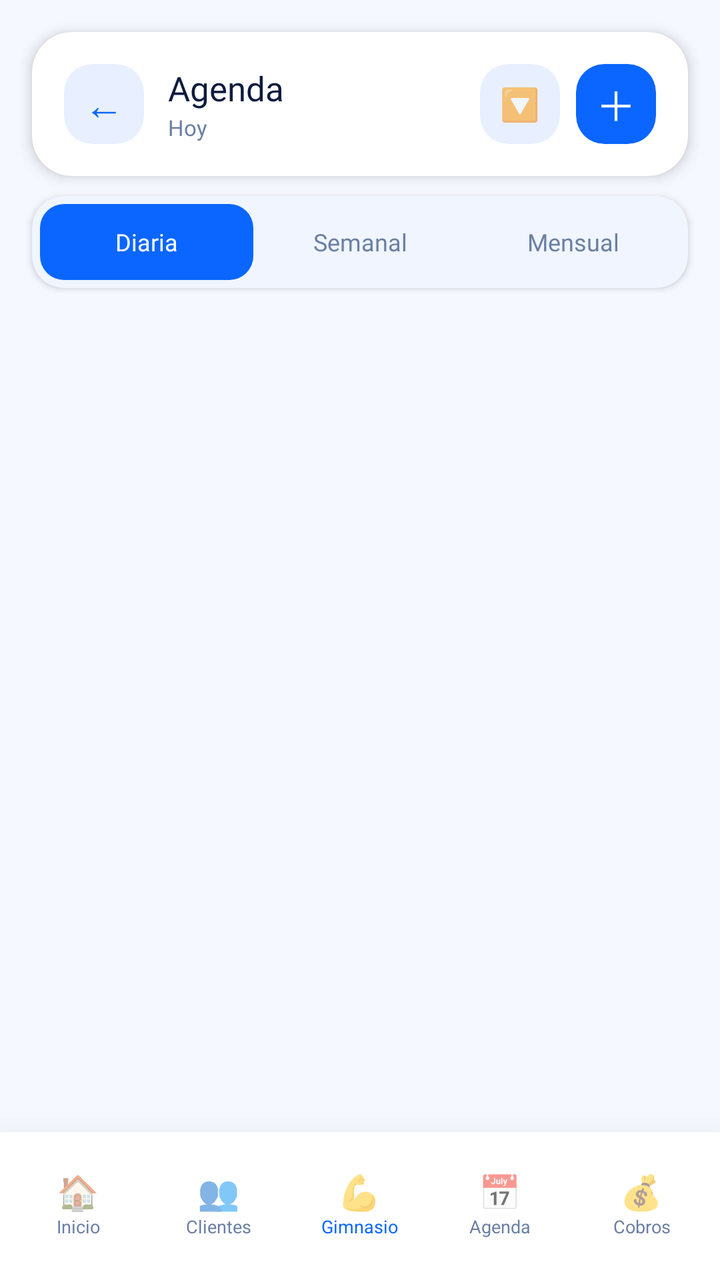
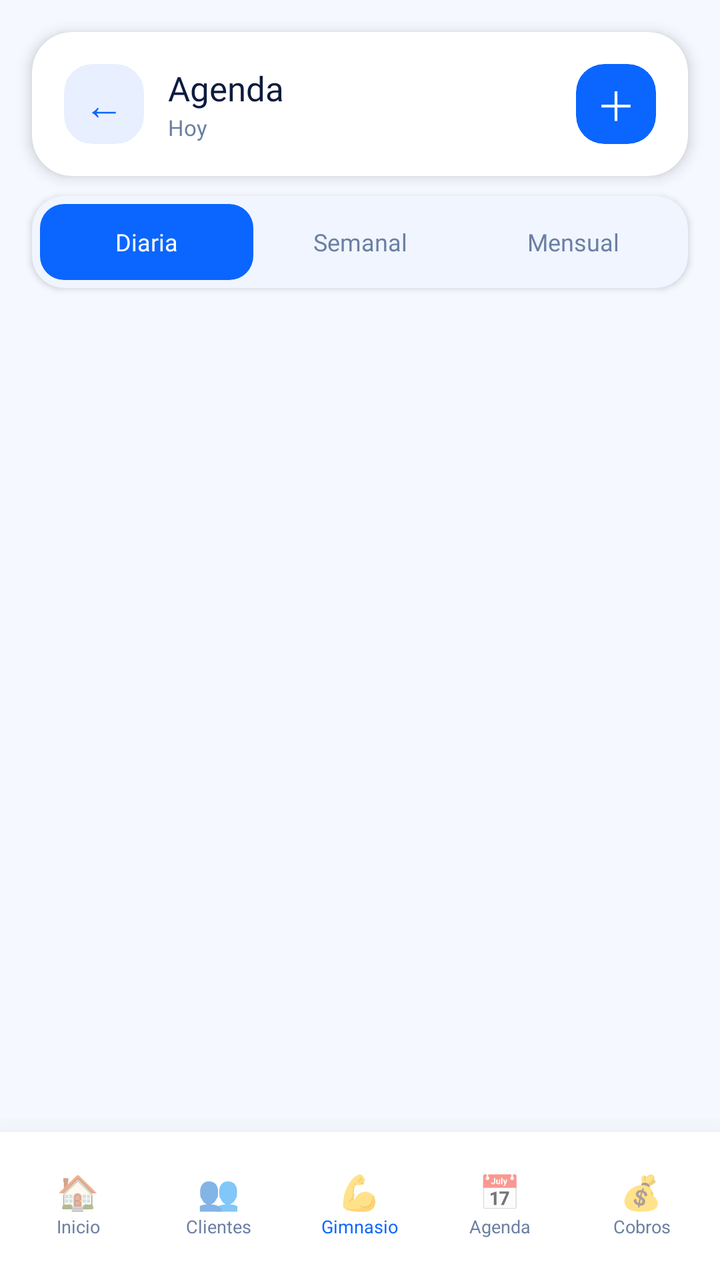

Two renders of the same Android screen: before a commit and after it. Below are the layout's source before the change and the commit's diff.
<!-- AndroidManifest.xml: application theme Theme.KauNatureApplication -->
<!-- res/layout/activity_agenda.xml -->
<?xml version="1.0" encoding="utf-8"?>
<androidx.coordinatorlayout.widget.CoordinatorLayout
    xmlns:android="http://schemas.android.com/apk/res/android"
    xmlns:app="http://schemas.android.com/apk/res-auto"
    android:layout_width="match_parent"
    android:layout_height="match_parent"
    android:background="@color/bg_main">

    <LinearLayout
        android:layout_width="match_parent"
        android:layout_height="match_parent"
        android:orientation="vertical">

        
        <androidx.cardview.widget.CardView
            android:layout_width="match_parent"
            android:layout_height="wrap_content"
            android:layout_marginStart="16dp"
            android:layout_marginEnd="16dp"
            android:layout_marginTop="16dp"
            android:layout_marginBottom="10dp"
            app:cardCornerRadius="20dp"
            app:cardElevation="4dp"
            app:cardBackgroundColor="@color/white">

            <LinearLayout
                android:layout_width="match_parent"
                android:layout_height="wrap_content"
                android:orientation="horizontal"
                android:padding="16dp"
                android:gravity="center_vertical">

                <androidx.cardview.widget.CardView
                    android:id="@+id/btnBack"
                    android:layout_width="40dp"
                    android:layout_height="40dp"
                    app:cardCornerRadius="14dp"
                    app:cardElevation="0dp"
                    app:cardBackgroundColor="@color/blue_pale"
                    android:layout_marginEnd="12dp">
                    <TextView
                        android:layout_width="match_parent"
                        android:layout_height="match_parent"
                        android:text="←"
                        android:textSize="20sp"
                        android:textColor="@color/accent_blue"
                        android:fontFamily="@font/outfit_bold"
                        android:gravity="center"/>
                </androidx.cardview.widget.CardView>

                <LinearLayout
                    android:layout_width="0dp"
                    android:layout_height="wrap_content"
                    android:layout_weight="1"
                    android:orientation="vertical">
                    <TextView
                        android:layout_width="wrap_content"
                        android:layout_height="wrap_content"
                        android:text="Agenda"
                        android:textSize="17sp"
                        android:textColor="@color/text_primary"
                        android:fontFamily="@font/outfit_bold"/>
                    <TextView
                        android:id="@+id/tvAgendaSubtitle"
                        android:layout_width="wrap_content"
                        android:layout_height="wrap_content"
                        android:text="Hoy"
                        android:textSize="11sp"
                        android:textColor="@color/text_muted"
                        android:fontFamily="@font/outfit_regular"
                        android:layout_marginTop="1dp"/>
                </LinearLayout>

                
                <androidx.cardview.widget.CardView
                    android:id="@+id/btnFiltroServicio"
                    android:layout_width="40dp"
                    android:layout_height="40dp"
                    app:cardCornerRadius="14dp"
                    app:cardElevation="0dp"
                    app:cardBackgroundColor="@color/blue_pale"
                    android:layout_marginEnd="8dp">
                    <TextView
                        android:layout_width="match_parent"
                        android:layout_height="match_parent"
                        android:text="🔽"
                        android:textSize="16sp"
                        android:gravity="center"/>
                </androidx.cardview.widget.CardView>

                
                <androidx.cardview.widget.CardView
                    android:id="@+id/btnAddCita"
                    android:layout_width="40dp"
                    android:layout_height="40dp"
                    app:cardCornerRadius="14dp"
                    app:cardElevation="0dp"
                    app:cardBackgroundColor="@color/accent_blue">
                    <TextView
                        android:layout_width="match_parent"
                        android:layout_height="match_parent"
                        android:text="＋"
                        android:textSize="20sp"
                        android:textColor="@color/white"
                        android:fontFamily="@font/outfit_bold"
                        android:gravity="center"/>
                </androidx.cardview.widget.CardView>

            </LinearLayout>
        </androidx.cardview.widget.CardView>

        
        <androidx.cardview.widget.CardView
            android:layout_width="match_parent"
            android:layout_height="wrap_content"
            android:layout_marginStart="16dp"
            android:layout_marginEnd="16dp"
            android:layout_marginBottom="12dp"
            app:cardCornerRadius="16dp"
            app:cardElevation="2dp"
            app:cardBackgroundColor="@color/blue_pale2">

            <LinearLayout
                android:layout_width="match_parent"
                android:layout_height="wrap_content"
                android:orientation="horizontal"
                android:padding="4dp"
                android:weightSum="3">

                <TextView
                    android:id="@+id/tabDiaria"
                    android:layout_width="0dp"
                    android:layout_height="38dp"
                    android:layout_weight="1"
                    android:text="Diaria"
                    android:textSize="12sp"
                    android:fontFamily="@font/outfit_bold"
                    android:gravity="center"
                    android:background="@drawable/shape_tab_active"
                    android:textColor="@color/white"/>

                <TextView
                    android:id="@+id/tabSemanal"
                    android:layout_width="0dp"
                    android:layout_height="38dp"
                    android:layout_weight="1"
                    android:text="Semanal"
                    android:textSize="12sp"
                    android:fontFamily="@font/outfit_bold"
                    android:gravity="center"
                    android:background="@drawable/shape_tab_inactive"
                    android:textColor="@color/text_muted"/>

                <TextView
                    android:id="@+id/tabMensual"
                    android:layout_width="0dp"
                    android:layout_height="38dp"
                    android:layout_weight="1"
                    android:text="Mensual"
                    android:textSize="12sp"
                    android:fontFamily="@font/outfit_bold"
                    android:gravity="center"
                    android:background="@drawable/shape_tab_inactive"
                    android:textColor="@color/text_muted"/>

            </LinearLayout>
        </androidx.cardview.widget.CardView>

        
        <FrameLayout
            android:id="@+id/contenedorVista"
            android:layout_width="match_parent"
            android:layout_height="0dp"
            android:layout_weight="1"
            android:layout_marginBottom="60dp"/>

    </LinearLayout>

    
    
    <LinearLayout
        android:id="@+id/bottomNavCustom"
        android:layout_width="match_parent"
        android:layout_height="74dp"
        android:layout_gravity="bottom"
        android:background="@color/white"
        android:elevation="20dp"
        android:orientation="horizontal"
        android:paddingHorizontal="4dp"
        android:paddingTop="6dp"
        android:paddingBottom="8dp">

        
        <LinearLayout
            android:id="@+id/nav_home"
            android:layout_width="0dp"
            android:layout_height="match_parent"
            android:layout_weight="1"
            android:orientation="vertical"
            android:gravity="center"
            android:paddingVertical="4dp">
            <TextView
                android:id="@+id/navIconHome"
                android:layout_width="wrap_content"
                android:layout_height="wrap_content"
                android:text="🏠"
                android:textSize="17sp"
                android:gravity="center"/>
            <TextView
                android:id="@+id/navLabelHome"
                android:layout_width="wrap_content"
                android:layout_height="wrap_content"
                android:text="Inicio"
                android:textSize="9sp"
                android:textColor="@color/text_muted"
                android:gravity="center"/>
        </LinearLayout>

        
        <LinearLayout
            android:id="@+id/nav_clientes"
            android:layout_width="0dp"
            android:layout_height="match_parent"
            android:layout_weight="1"
            android:orientation="vertical"
            android:gravity="center"
            android:paddingVertical="4dp">
            <TextView
                android:id="@+id/navIconClientes"
                android:layout_width="wrap_content"
                android:layout_height="wrap_content"
                android:text="👥"
                android:textSize="17sp"
                android:gravity="center"/>
            <TextView
                android:id="@+id/navLabelClientes"
                android:layout_width="wrap_content"
                android:layout_height="wrap_content"
                android:text="Clientes"
                android:textSize="9sp"
                android:textColor="@color/text_muted"
                android:gravity="center"/>
        </LinearLayout>
        
        <LinearLayout
            android:id="@+id/nav_gimnasio"
            android:layout_width="0dp"
            android:layout_height="match_parent"
            android:layout_weight="1"
            android:orientation="vertical"
            android:gravity="center"
            android:paddingVertical="4dp">
            <TextView
                android:id="@+id/navIconGimnasio"
                android:layout_width="wrap_content"
                android:layout_height="wrap_content"
                android:text="💪"
                android:textSize="17sp"
                android:gravity="center"/>
            <TextView
                android:id="@+id/navLabelGimnasio"
                android:layout_width="wrap_content"
                android:layout_height="wrap_content"
                android:text="Gimnasio"
                android:textSize="9sp"
                android:textColor="@color/accent_blue"
                android:gravity="center"/>
        </LinearLayout>

        
        <LinearLayout
            android:id="@+id/nav_agenda"
            android:layout_width="0dp"
            android:layout_height="match_parent"
            android:layout_weight="1"
            android:orientation="vertical"
            android:gravity="center"
            android:paddingVertical="4dp">
            <TextView
                android:id="@+id/navIconAgenda"
                android:layout_width="wrap_content"
                android:layout_height="wrap_content"
                android:text="📅"
                android:textSize="17sp"
                android:gravity="center"/>
            <TextView
                android:id="@+id/navLabelAgenda"
                android:layout_width="wrap_content"
                android:layout_height="wrap_content"
                android:text="Agenda"
                android:textSize="9sp"
                android:textColor="@color/text_muted"
                android:gravity="center"/>
        </LinearLayout>

        
        <LinearLayout
            android:id="@+id/nav_cobros"
            android:layout_width="0dp"
            android:layout_height="match_parent"
            android:layout_weight="1"
            android:orientation="vertical"
            android:gravity="center"
            android:paddingVertical="4dp">
            <TextView
                android:id="@+id/navIconCobros"
                android:layout_width="wrap_content"
                android:layout_height="wrap_content"
                android:text="💰"
                android:textSize="17sp"
                android:gravity="center"/>
            <TextView
                android:id="@+id/navLabelCobros"
                android:layout_width="wrap_content"
                android:layout_height="wrap_content"
                android:text="Cobros"
                android:textSize="9sp"
                android:textColor="@color/text_muted"
                android:gravity="center"/>
        </LinearLayout>

    </LinearLayout>


</androidx.coordinatorlayout.widget.CoordinatorLayout>
<!-- resources referenced by this layout -->
<resources>
  <color name="accent_blue">#0A66FF</color>
  <color name="bg_main">#F5F8FF</color>
  <color name="blue_pale">#E8F0FF</color>
  <color name="blue_pale2">#F0F5FF</color>
  <color name="text_muted">#6B7FA3</color>
  <color name="text_primary">#0D1B3E</color>
  <color name="white">#FFFFFF</color>
  <!-- drawable shape_tab_active (drawable) -->
  <?xml version="1.0" encoding="utf-8"?>
  <shape xmlns:android="http://schemas.android.com/apk/res/android"
      android:shape="rectangle">
      <solid android:color="#0A66FF"/>
      <corners android:radius="12dp"/>
  </shape>
  <!-- drawable shape_tab_inactive (drawable) -->
  <?xml version="1.0" encoding="utf-8"?>
  <shape xmlns:android="http://schemas.android.com/apk/res/android"
      android:shape="rectangle">
      <solid android:color="@android:color/transparent"/>
      <corners android:radius="12dp"/>
  </shape>
  <style name="Theme.KauNatureApplication" parent="Theme.MaterialComponents.DayNight.NoActionBar">
          <item name="colorPrimary">@color/accent_blue</item>
          <item name="colorPrimaryVariant">@color/accent_blue_light</item>
          <item name="colorOnPrimary">@color/white</item>
          
          <item name="android:colorBackground">@color/bg_main</item>
          <item name="colorSurface">@color/white</item>
          <item name="colorSurfaceVariant">@color/blue_pale2</item>
          <item name="colorOnSurface">@color/text_primary</item>
          <item name="colorOnSurfaceVariant">@color/text_muted</item>
          
          <item name="android:statusBarColor">@color/white</item>
          <item name="android:navigationBarColor">@color/white</item>
          <item name="android:windowLightStatusBar">true</item>
      </style>
  <color name="accent_blue_light">#3D85FF</color>
</resources>

<!-- the commit's change to res/layout/activity_agenda.xml (unified diff, before → after) -->
@@ -72,21 +72,6 @@
                 </LinearLayout>
 
                 
-                <androidx.cardview.widget.CardView
-                    android:id="@+id/btnFiltroServicio"
-                    android:layout_width="40dp"
-                    android:layout_height="40dp"
-                    app:cardCornerRadius="14dp"
-                    app:cardElevation="0dp"
-                    app:cardBackgroundColor="@color/blue_pale"
-                    android:layout_marginEnd="8dp">
-                    <TextView
-                        android:layout_width="match_parent"
-                        android:layout_height="match_parent"
-                        android:text="🔽"
-                        android:textSize="16sp"
-                        android:gravity="center"/>
-                </androidx.cardview.widget.CardView>
 
                 
                 <androidx.cardview.widget.CardView
